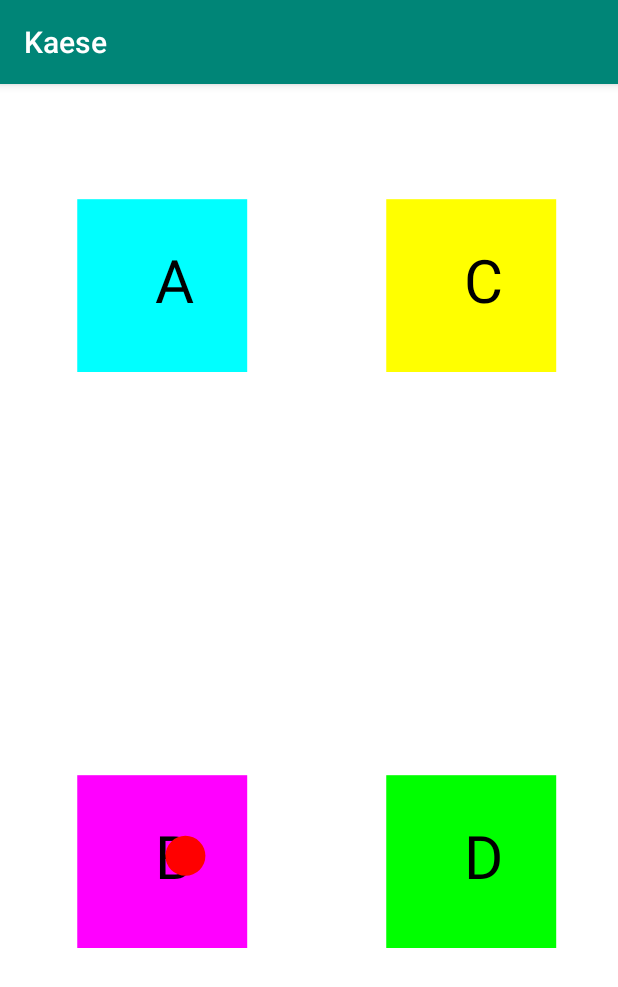
After one commit to teamkaese/androidApp, an Android app: the CheeseMap screen opened directly, with no data from a screen before it, on a phone screen of 412 x 824 dp. The commit adds this screen. Shown: the top 987 px of the screen. Run offline under Robolectric (Android 15) with nearby library versions, the phone set to English and light mode, and no system bars; 4 statements that could not run were skipped.

Commit message:
add map for Kaese

```diff
--- /dev/null
+++ b/Kaese/app/src/main/java/com/hackhb19/fawadjawaidmalik/teamkaese/CheeseMap.java
@@ -0,0 +1,26 @@
+package com.hackhb19.fawadjawaidmalik.teamkaese;
+
+import android.graphics.Color;
+import android.support.v7.app.AppCompatActivity;
+import android.os.Bundle;
+import android.widget.Toast;
+
+public class CheeseMap extends AppCompatActivity {
+
+    DrawRects drawRects;
+
+    @Override
+    protected void onCreate(Bundle savedInstanceState) {
+        super.onCreate(savedInstanceState);
+        setContentView(R.layout.activity_cheese_map);
+        Bundle extras = getIntent().getExtras();
+
+        String cheese = extras.getString("catt","Camenbert");
+
+        Toast.makeText(this, cheese, Toast.LENGTH_SHORT).show();
+
+        drawRects = new DrawRects(this,cheese);
+        drawRects.setBackgroundColor(Color.WHITE);
+        setContentView(drawRects);
+    }
+}
--- a/Kaese/app/src/main/java/com/hackhb19/fawadjawaidmalik/teamkaese/CustomWidgets/CustomButton.java
+++ b/Kaese/app/src/main/java/com/hackhb19/fawadjawaidmalik/teamkaese/CustomWidgets/CustomButton.java
@@ -4,6 +4,7 @@ import android.content.Context;
 import android.graphics.Typeface;
 import android.support.v7.widget.AppCompatButton;
 import android.util.AttributeSet;
+
 
 /**
  * Created by Fawad Jawaid Malik on 20.09.19.
--- /dev/null
+++ b/Kaese/app/src/main/java/com/hackhb19/fawadjawaidmalik/teamkaese/DrawRects.java
@@ -0,0 +1,85 @@
+package com.hackhb19.fawadjawaidmalik.teamkaese;
+
+import android.content.Context;
+import android.graphics.Canvas;
+import android.graphics.Color;
+import android.graphics.Paint;
+import android.os.Handler;
+import android.view.View;
+
+public class DrawRects extends View {
+
+    private Paint paint = new Paint();
+
+    private int w;
+    private int h;
+
+    private String cheese;
+
+    public DrawRects(Context context,String cheese) {
+        super(context);
+        this.cheese = cheese;
+    }
+
+    @Override
+    protected void onSizeChanged(int w, int h, int oldw, int oldh) {
+        this.w = w;
+        this.h = h;
+        super.onSizeChanged(w, h, oldw, oldh);
+    }
+
+
+    @Override
+    public void onDraw(Canvas canvas) {
+
+        drawIt(canvas,this.cheese);
+
+    }
+
+    Handler handler = new Handler();
+
+    public void drawIt(Canvas canvas, String cheese){
+
+
+                paint.setColor(Color.CYAN);
+                paint.setStrokeWidth(0);
+                canvas.drawRect(0.125f*w, 0.1f*h, 0.4f*w, 0.25f*h, paint);
+                paint.setColor(Color.BLACK);
+                paint.setTextSize(60);
+                canvas.drawText("A",0.25f*w,0.19f*h,paint);
+
+                paint.setColor(Color.YELLOW);
+                paint.setStrokeWidth(0);
+                canvas.drawRect(0.625f*w, 0.1f*h, 0.9f*w, 0.25f*h, paint);
+                paint.setColor(Color.BLACK);
+                paint.setTextSize(60);
+                canvas.drawText("C",0.75f*w,0.19f*h,paint);
+
+                paint.setColor(Color.MAGENTA);
+                paint.setStrokeWidth(0);
+                canvas.drawRect(0.125f*w, 0.6f*h, 0.4f*w, 0.75f*h, paint);
+                paint.setColor(Color.BLACK);
+                paint.setTextSize(60);
+                canvas.drawText("B",0.25f*w,0.69f*h,paint);
+
+
+                paint.setColor(Color.GREEN);
+                paint.setStrokeWidth(0);
+                canvas.drawRect(0.625f*w, 0.6f*h, 0.9f*w, 0.75f*h, paint);
+                paint.setColor(Color.BLACK);
+                paint.setTextSize(60);
+                canvas.drawText("D",0.75f*w,0.69f*h,paint);
+
+                paint.setColor(Color.RED);
+
+                if(cheese.equals("Emmentaler")){ ;
+                    canvas.drawCircle(0.3f*w,0.17f*h,20,paint);
+                }else if(cheese.equals("Maasdammer")){
+                    canvas.drawCircle(0.8f*w,0.17f*h,20,paint);
+                }else{
+                    canvas.drawCircle(0.3f*w,0.67f*h,20,paint);
+                }
+
+    }
+
+}
--- a/Kaese/app/src/main/java/com/hackhb19/fawadjawaidmalik/teamkaese/FindItemActivity.java
+++ b/Kaese/app/src/main/java/com/hackhb19/fawadjawaidmalik/teamkaese/FindItemActivity.java
@@ -10,10 +10,6 @@ import android.widget.Button;
 import android.widget.EditText;
 import android.widget.Spinner;
 
-
-import com.google.gson.Gson;
-import com.google.gson.GsonBuilder;
-import com.google.gson.reflect.TypeToken;
 
 import java.io.BufferedReader;
 import java.io.DataOutputStream;
```
Also changed, not shown: Kaese/app/src/main/AndroidManifest.xml (+23 -22 lines), Kaese/app/src/main/java/com/hackhb19/fawadjawaidmalik/teamkaese/FoundProductActivity.java (+10 -1 lines), Kaese/app/src/main/res/layout/activity_cheese_map.xml (added, +16 -0 lines).
